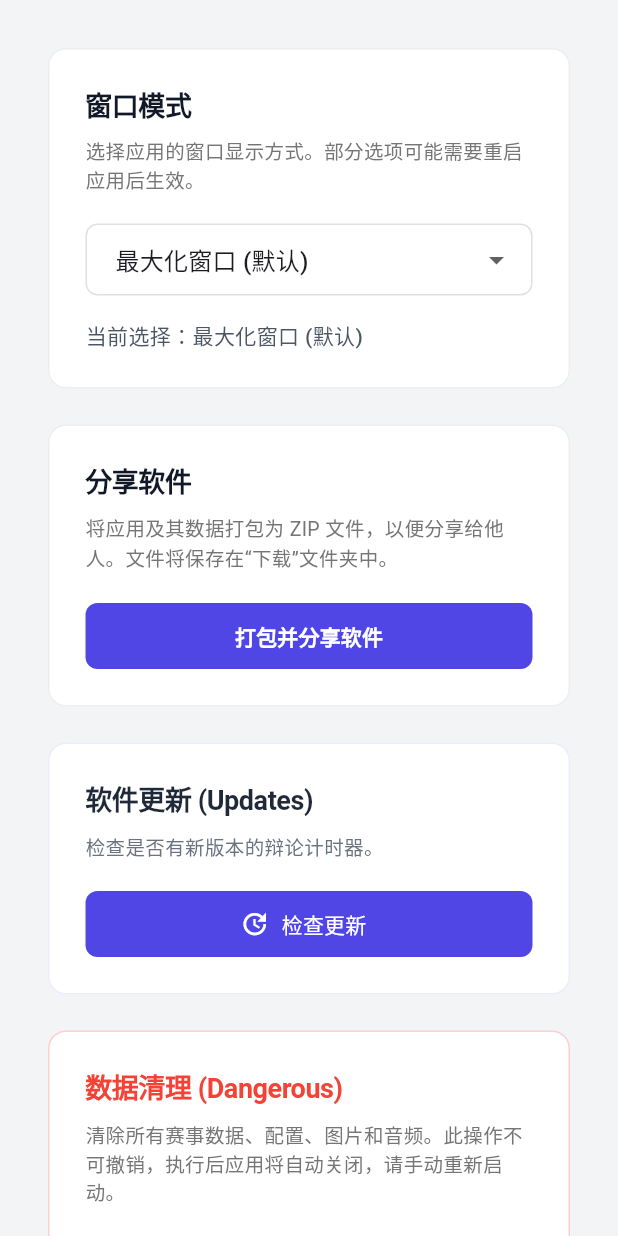
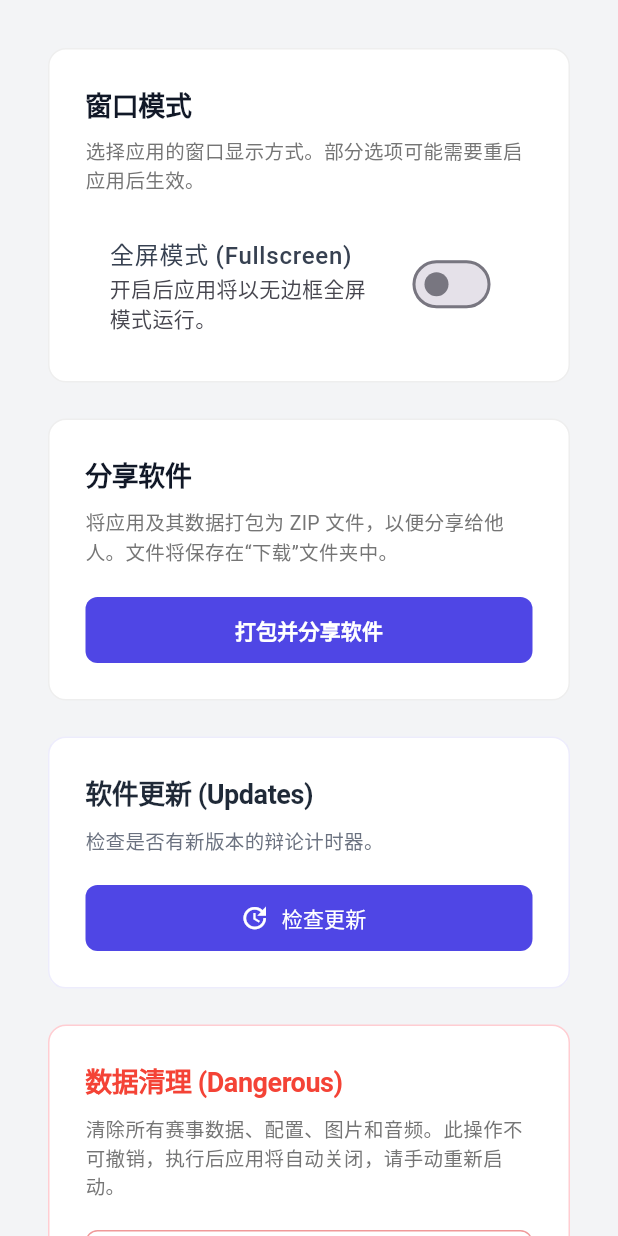
Before and after one commit to AngCW/Yihua-Timer, a Flutter app: the GeneralSettingsPage widget shown alone on an empty page, opened directly, on a phone screen of 412 x 824 dp. Run offline on Flutter 3.47's test engine with Material 3 defaults, Android fonts, the phone set to English and light mode, and no system bars; our stand-ins replace audioplayers, drift, file_picker, package_info_plus, reorderables, shared_preferences and 1 more; missing offline and left inert: sqlite3, window_manager; accounts and stored records are empty; generated files the repository leaves out were written again; Roboto replaces fonts that are missing (Microsoft YaHei); statements that could not run were skipped.

Commit message:
fixed window resizing issues

```diff
--- a/lib/Dashboard/screens/changelog_page.dart
+++ b/lib/Dashboard/screens/changelog_page.dart
@@ -23,17 +23,21 @@ final List<ChangelogEntry> _changelogData = [
     version: 'v1.6.0',
     date: '2026-04-05',
     changes: [
-      '在环节属性配置页新增了 "模拟屏幕尺寸 (Simulate Screen Size)" 功能，支持预览多种屏幕分辨率比例呈现效果',
-      '在环节属性配置页新增了 "上一页" 与 "下一页" 快捷跳转按钮，方便连续编辑',
-      '强化了默认系统的编辑保护：核心页面的名称、类型等关键属性已被锁定防改',
-      '添加了快捷键冲突检测机制：同页面内绑定的相同冲突快捷键将高亮报错',
-      '修复了继承上一页计时器时，时间超过本页最高上限的问题',
-      '修复了因数据库关联依赖冲突导致的学校无法删除的问题',
-      '完善了解压应用数据环境时会提醒覆盖与自动清除旧缓存系统，解决残留错误',
-      '修复了连击空格键导致定时器逻辑未正常停止的竞态Bug',
+      '修复了（希望啦）实际计时器界面中，因为屏幕尺寸不同导致计时器与环节名称位置发生偏移的问题',
+      '允许用户在预览页面中编辑屏幕尺寸，以便在不同尺寸下查看页面',
+      '在页面编辑器中新增了上一页和下一页按钮',
+      '移除了用户修改默认快捷键页面中部分属性的权限',
+      '当同一快捷键区域内存在相同的快捷键时，增加了高亮提醒',
+      '修复了导入带有继承计时器的页面时，无法正确保存其所继承页面的问题',
+      '修复了无法从赛事中删除学校的问题',
+      '添加了清除本地存储中旧数据的选项，确保设备中无数据残留',
+      '修复了当一个计时器归零时，启动一个计时器并停止另一个计时器的快捷键失效的问题',
+      '修复了快捷键配置无法导入到新应用实例的问题',
+      '新增了快捷键配置文件机制，使用户更容易理解和管理快捷键设置',
+      '修复了窗口大小调整与初始显示状态的问题',
     ],
     changesEn: [
-      '',
+      'fixed(hopefully) issue where positions of timers and section names in the actual timer would change in different screen sizes',
       'allow users to edit screen sizes in preview pages to view the page in different sizes',
       'added next and previous page buttons in the page editor',
       'remove permissions for users to change some values of the default shortcut pages',
@@ -42,6 +46,9 @@ final List<ChangelogEntry> _changelogData = [
       'Fixed issue where schools could not be deleted from events',
       'added option to remove old data in local storages to ensure no leftover data is in the device',
       'fixed issue with start one timer stop the other hotkey which would not work when one timer reaches zero',
+      'fixed issue where hotkeys would not be imported into a new app instance',
+      'added hotkey profiing for easier understanding of hotkey settings',
+      'fixed window resizing issues',
     ],
   ),
   ChangelogEntry(
--- a/lib/Setting/general_settings_page.dart
+++ b/lib/Setting/general_settings_page.dart
@@ -468,83 +468,32 @@ class _GeneralSettingsPageState extends State<GeneralSettingsPage> {
             ),
           ),
           const SizedBox(height: 20),
-          DropdownButtonFormField<String>(
-            value: _windowMode,
-            decoration: InputDecoration(
-              border: OutlineInputBorder(
-                borderRadius: BorderRadius.circular(8),
-                borderSide: BorderSide(color: Colors.grey.shade300),
+          SwitchListTile(
+            title: const Text(
+              '全屏模式 (Fullscreen)',
+              style: TextStyle(
+                fontSize: 16,
+                fontWeight: FontWeight.w500,
+                color: Color(0xFF374151),
               ),
-              enabledBorder: OutlineInputBorder(
-                borderRadius: BorderRadius.circular(8),
-                borderSide: BorderSide(color: Colors.grey.shade300),
-              ),
-              focusedBorder: const OutlineInputBorder(
-                borderRadius: BorderRadius.all(Radius.circular(8)),
-                borderSide: BorderSide(color: Color(0xFF4F46E5), width: 2),
-              ),
-              contentPadding:
-                  const EdgeInsets.symmetric(horizontal: 16, vertical: 12),
             ),
-            items: const [
-              DropdownMenuItem(
-                value: 'windowed_1920',
-                child: Text('最大化窗口 (默认)'),
-              ),
-              DropdownMenuItem(
-                value: 'windowed',
-                child: Text('窗口化'),
-              ),
-              DropdownMenuItem(
-                value: 'borderless',
-                child: Text('无边框全屏'),
-              ),
-              DropdownMenuItem(
-                value: 'windowed_1280',
-                child: Text('窗口化 1280 × 720'),
-              ),
-              DropdownMenuItem(
-                value: 'windowed_1600',
-                child: Text('窗口化 1600 × 900'),
-              ),
-            ],
-            onChanged: (value) {
-              if (value == null) return;
+            subtitle: const Text('开启后应用将以无边框全屏模式运行。'),
+            value: _windowMode == 'borderless',
+            activeColor: const Color(0xFF4F46E5),
+            onChanged: (bool value) {
+              final newMode = value ? 'borderless' : 'windowed_1920';
               setState(() {
-                _windowMode = value;
+                _windowMode = newMode;
               });
-              _saveSettings(value);
+              _saveSettings(newMode);
             },
-          ),
-          const SizedBox(height: 16),
-          Text(
-            '当前选择：${_getModeLabel(_windowMode)}',
-            style: const TextStyle(
-              fontSize: 14,
-              fontWeight: FontWeight.w500,
-              color: Color(0xFF4B5563),
-            ),
           ),
         ],
       ),
     );
   }
 
-  String _getModeLabel(String value) {
-    switch (value) {
-      case 'windowed_1920':
-        return '最大化窗口 (默认)';
-      case 'borderless':
-        return '无边框全屏';
-      case 'windowed_1280':
-        return '窗口化 1280 × 720';
-      case 'windowed_1600':
-        return '窗口化 1600 × 900';
-      case 'windowed':
-      default:
-        return '窗口化';
-    }
-  }
+
 
   Widget _buildShareAppCard() {
     return Container(
--- a/lib/Setting/hotkey_settings_page.dart
+++ b/lib/Setting/hotkey_settings_page.dart
@@ -436,22 +436,18 @@ class _HotkeySettingsPageState extends State<HotkeySettingsPage> {
             children: [
               _buildHotkeyRow(
                 binding: _hotkeySettings.bgmVolumeUp,
-                customText: _getDisplayKey(_hotkeySettings.bgmVolumeUp.key),
               ),
               const Divider(height: 20),
               _buildHotkeyRow(
                 binding: _hotkeySettings.bgmVolumeDown,
-                customText: _getDisplayKey(_hotkeySettings.bgmVolumeDown.key),
               ),
               const Divider(height: 20),
               _buildHotkeyRow(
                 binding: _hotkeySettings.dingVolumeUp,
-                customText: _getDisplayKey(_hotkeySettings.dingVolumeUp.key),
               ),
               const Divider(height: 20),
               _buildHotkeyRow(
                 binding: _hotkeySettings.dingVolumeDown,
-                customText: _getDisplayKey(_hotkeySettings.dingVolumeDown.key),
               ),
             ],
           ),
@@ -649,6 +645,8 @@ class _HotkeySettingsPageState extends State<HotkeySettingsPage> {
     if (key == 'PAGE DOWN') return 'PgDn';
     if (key == 'HOME') return 'Home';
     if (key == 'END') return 'End';
+    if (key == ' ') return 'SPACE';
+    if (key.length == 1) return key.toUpperCase();
     return key;
   }
 
```
Also changed, not shown: lib/Dashboard/widgets/shortcuts_section.dart (+26 -10 lines), lib/main.dart (+3 -37 lines), 1 other file.
